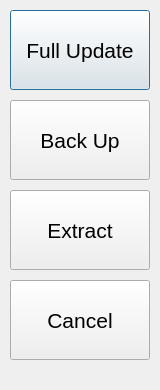
Pylyp-Roboneers/Update, file UpdateDialog/dialog2.ui: the form before one commit.
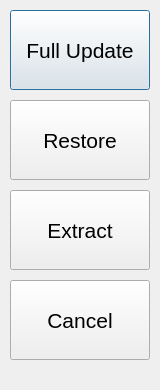
The form after the commit.

Commit message: User dialog. Full updete, Extract, Restor

```diff
--- a/UpdateDialog/dialog2.ui
+++ b/UpdateDialog/dialog2.ui
@@ -46,7 +46,7 @@
     </font>
    </property>
    <property name="text">
-    <string>Back Up</string>
+    <string>Restore</string>
    </property>
   </widget>
   <widget class="QPushButton" name="pushButton_3">
```
The commit also changes 4 other files.
